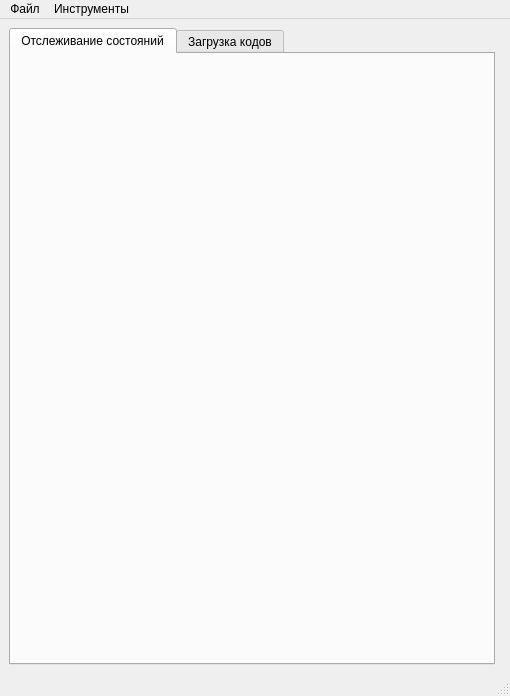
Qt form mainwindow.ui (wepavel/BLSMark) before a commit.
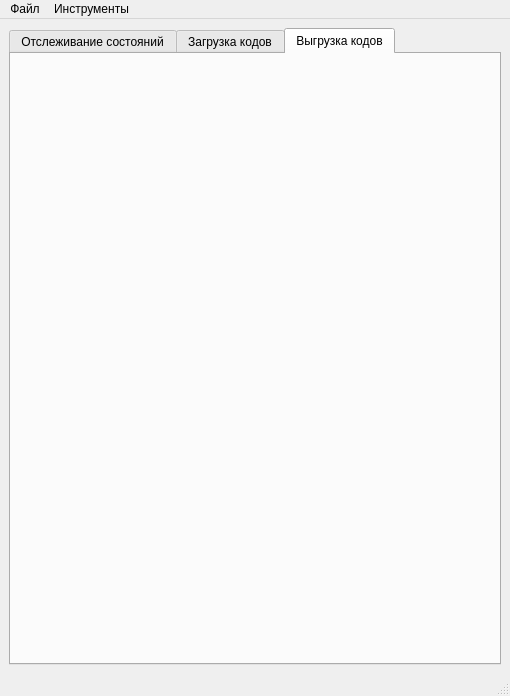
The same form after that commit.

Commit message: [ADD] Добавлено окно выгрузки DM кодов

The edit to the form file:
```diff
--- a/mainwindow.ui
+++ b/mainwindow.ui
@@ -14,14 +14,14 @@
    <string>MainWindow</string>
   </property>
   <widget class="QWidget" name="centralwidget">
-   <layout class="QGridLayout" name="gridLayout_4">
+   <layout class="QGridLayout" name="gridLayout">
     <item row="0" column="0">
      <widget class="QTabWidget" name="tabWidget">
       <property name="toolTip">
        <string/>
       </property>
       <property name="currentIndex">
-       <number>0</number>
+       <number>2</number>
       </property>
       <property name="elideMode">
        <enum>Qt::TextElideMode::ElideNone</enum>
@@ -60,9 +60,15 @@
         </property>
        </layout>
       </widget>
+      <widget class="QWidget" name="tab_export">
+       <attribute name="title">
+        <string>Выгрузка кодов</string>
+       </attribute>
+       <layout class="QGridLayout" name="gridLayout_4"/>
+      </widget>
      </widget>
     </item>
-    <item row="1" column="0" colspan="2">
+    <item row="1" column="0">
      <layout class="QHBoxLayout" name="hl_logo"/>
     </item>
    </layout>
```
The commit also changes 5 other files.
